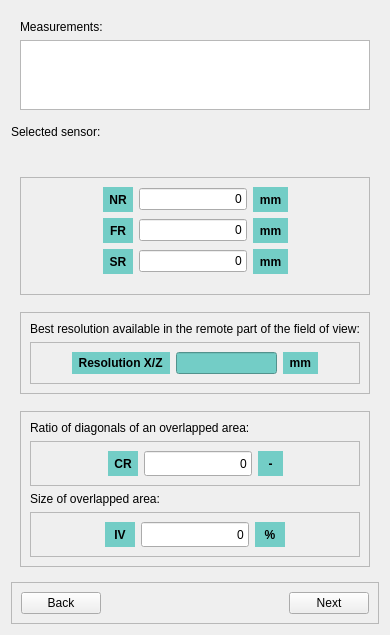
Above: UI/SensorSpecification.ui from ny-kristof/Sandbox before the change. Below: the same form after it.
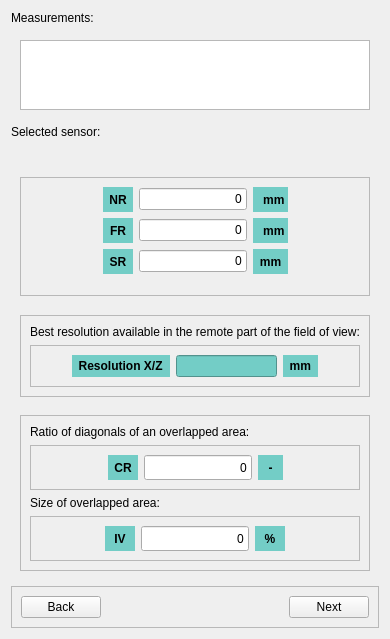
That is the form after the change.

Commit message: Fix: remove PySide6 references, feature: add editing for measurements, add top border on widgets, move exports from measurment widget to base widget, remove measurement if related document is deleted,

The edit to the form file:
```diff
--- a/UI/SensorSpecification.ui
+++ b/UI/SensorSpecification.ui
@@ -10,7 +10,7 @@
     <x>0</x>
     <y>0</y>
     <width>387</width>
-    <height>635</height>
+    <height>639</height>
    </rect>
   </property>
   <property name="sizePolicy">
@@ -198,7 +198,7 @@
          <item row="0" column="3">
           <widget class="QLabel" name="label_12">
            <property name="text">
-            <string>mm</string>
+            <string>  mm</string>
            </property>
            <property name="alignment">
             <set>Qt::AlignmentFlag::AlignCenter</set>
@@ -275,7 +275,7 @@
          <item row="1" column="3">
           <widget class="QLabel" name="label_14">
            <property name="text">
-            <string>mm</string>
+            <string>  mm</string>
            </property>
            <property name="alignment">
             <set>Qt::AlignmentFlag::AlignCenter</set>
@@ -665,13 +665,6 @@
       </size>
      </property>
      <layout class="QVBoxLayout" name="verticalLayout_2">
-      <item>
-       <widget class="QLabel" name="label">
-        <property name="text">
-         <string>Measurements:</string>
-        </property>
-       </widget>
-      </item>
       <item>
        <widget class="QListWidget" name="MeasurementsSummaryList">
         <property name="sizePolicy">
@@ -757,6 +750,18 @@
      </layout>
     </widget>
    </item>
+   <item row="0" column="0">
+    <widget class="QLabel" name="MeasurementSummaryLabel">
+     <property name="styleSheet">
+      <string notr="true">QLabel{
+	border-bottom: 1px solid black;
+}</string>
+     </property>
+     <property name="text">
+      <string>Measurements:</string>
+     </property>
+    </widget>
+   </item>
   </layout>
  </widget>
  <resources/>
```
The commit also changes 14 other files.
